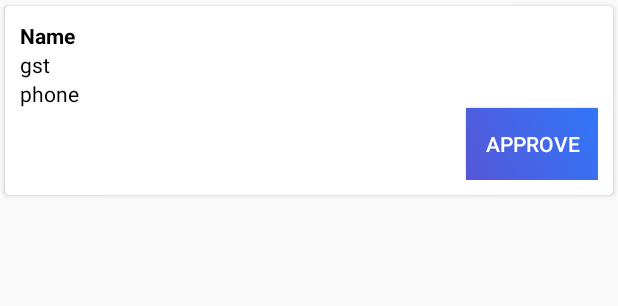
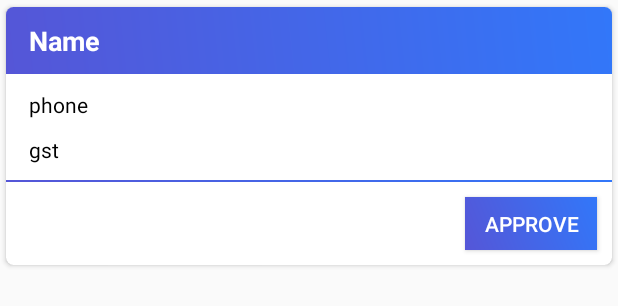
Before and after one commit to aamku/Aamku_connect, an Android app: the layout pending_retailer_row.xml on its own in the app's theme, with its tools: preview values and no code run, on a phone screen of 412 x 824 dp. Shown: the top 306 px of the screen. Run offline under Robolectric (Android 15) with nearby library versions, the phone set to English and light mode, and no system bars.

Commit message:
OTP Layout designing

```diff
--- a/app/src/main/res/layout/activity_all_users.xml
+++ b/app/src/main/res/layout/activity_all_users.xml
@@ -6,7 +6,7 @@
     android:layout_width="match_parent"
     android:layout_height="match_parent"
     tools:context=".AllUsers"
-    android:padding="16dp">
+    android:padding="15dp">
 
     <ProgressBar
         android:layout_width="wrap_content"
--- a/app/src/main/res/layout/all_retailer_salesperson_row.xml
+++ b/app/src/main/res/layout/all_retailer_salesperson_row.xml
@@ -33,7 +33,7 @@
 
    </androidx.cardview.widget.CardView>  -->
 
-    <TableRow android:background="#0079D6" android:padding="5dp">
+    <TableRow android:background="@drawable/main_gradient" android:padding="8dp">
         <TextView
             android:layout_width="wrap_content"
             android:layout_height="wrap_content"
@@ -54,13 +54,13 @@
             android:text="Status" />
     </TableRow>
 
-    <TableRow android:background="#DAE8FC" android:padding="5dp">
+    <TableRow android:background="#EEE" android:padding="8dp">
 
         <TextView
             android:layout_width="wrap_content"
             android:layout_height="wrap_content"
             android:layout_weight="1"
-            android:text="Digvijay singh"
+            android:text=""
             android:id="@+id/retName"/>
 
         <TextView
--- a/app/src/main/res/layout/pending_retailer_row.xml
+++ b/app/src/main/res/layout/pending_retailer_row.xml
@@ -8,47 +8,69 @@
     <androidx.cardview.widget.CardView
         android:layout_width="match_parent"
         android:layout_height="wrap_content"
-        app:cardCornerRadius="3dp"
+        app:cardCornerRadius="5dp"
         app:cardUseCompatPadding="true">
 
         <RelativeLayout
             android:layout_width="match_parent"
-            android:layout_height="match_parent"
-            android:padding="10dp">
+            android:layout_height="match_parent">
 
             <TextView
-                android:layout_width="wrap_content"
+                android:layout_width="match_parent"
                 android:layout_height="wrap_content"
                 android:text="Name"
                 android:textStyle="bold"
-                android:textColor="#000"
+                android:textColor="#FFF"
+                android:textSize="18dp"
+                android:paddingRight="15dp"
+                android:paddingLeft="15dp"
+                android:paddingTop="10dp"
+                android:paddingBottom="10dp"
+                android:background="@drawable/main_gradient"
                 android:id="@+id/retailer_row_name"/>
 
             <TextView
                 android:layout_width="wrap_content"
                 android:layout_height="wrap_content"
-                android:text="gst"
+                android:text="phone"
                 android:layout_below="@+id/retailer_row_name"
                 android:textColor="#000"
-                android:id="@+id/retailer_row_gst"/>
+                android:padding="5dp"
+                android:layout_marginLeft="10dp"
+                android:layout_marginRight="10dp"
+                android:layout_marginTop="5dp"
+                android:id="@+id/retailer_row_phone"/>
 
             <TextView
                 android:layout_width="wrap_content"
                 android:layout_height="wrap_content"
-                android:text="phone"
-                android:layout_below="@+id/retailer_row_gst"
+                android:text="gst"
+                android:layout_below="@+id/retailer_row_phone"
                 android:textColor="#000"
-                android:id="@+id/retailer_row_phone"/>
+                android:padding="5dp"
+                android:layout_marginLeft="10dp"
+                android:layout_marginRight="10dp"
+                android:layout_marginBottom="5dp"
+                android:id="@+id/retailer_row_gst"/>
+            <View
+                android:id="@+id/divder"
+                android:layout_width="match_parent"
+                android:layout_height="1dp"
+                android:background="@drawable/main_gradient"
+                android:layout_below="@id/retailer_row_gst"/>
 
             <Button
                 android:layout_width="wrap_content"
-                android:layout_height="wrap_content"
+                android:layout_height="35dp"
                 android:layout_alignParentRight="true"
                 android:id="@+id/approve"
                 android:textColor="#fff"
+                android:layout_marginRight="10dp"
+                android:layout_marginTop="10dp"
+                android:layout_marginBottom="10dp"
                 android:background="@drawable/main_gradient"
                 android:text="APPROVE"
-                android:layout_below="@+id/retailer_row_phone"/>
+                android:layout_below="@+id/divder"/>
 
         </RelativeLayout>
 
```
